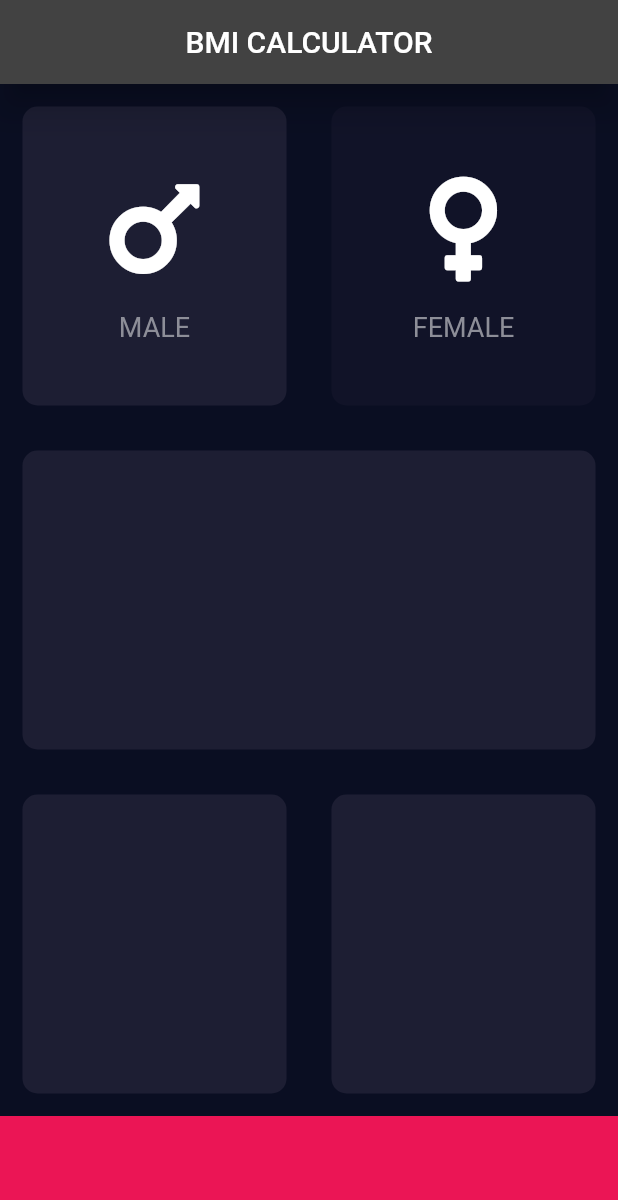
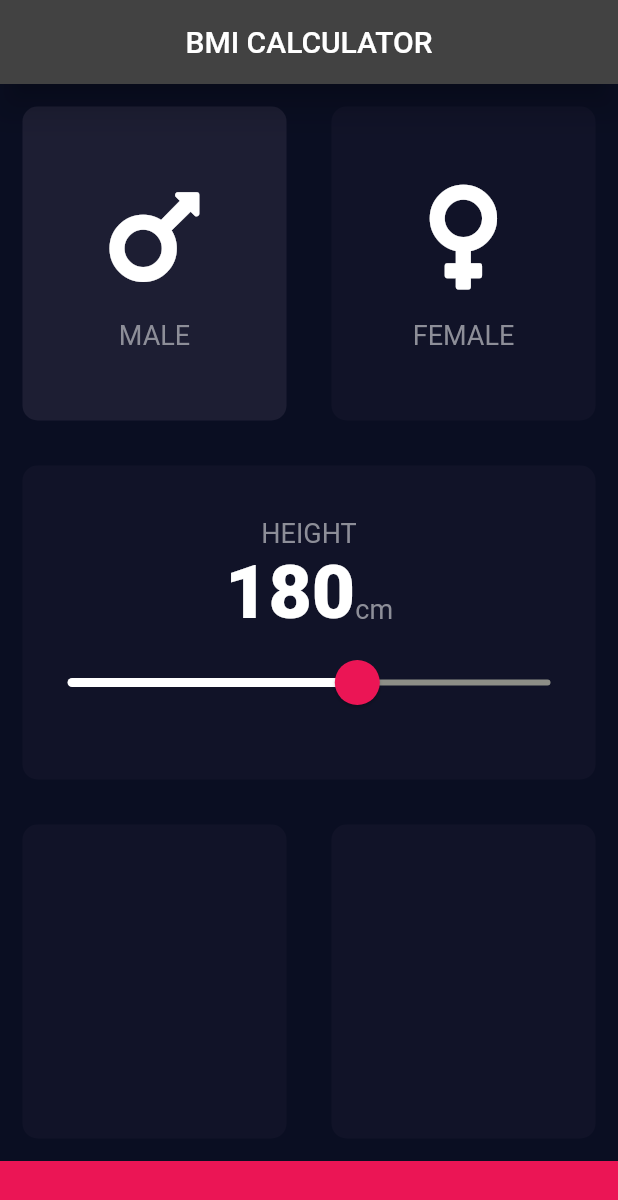
Before and after one commit to NicolasBroders/flutter_app_bmi, a Flutter app: the screen it shows after launch, after a tap on "MALE", on a phone screen of 412 x 824 dp. Shown: the top 1200 px of the screen. Run offline on Flutter 3.47's test engine with Material 2 defaults, Android fonts, the phone set to English and light mode, and no system bars; our stand-ins replace font_awesome_flutter.

Commit message:
add custom elements

```diff
--- /dev/null
+++ b/lib/constants.dart
@@ -0,0 +1,16 @@
+import 'package:flutter/material.dart';
+
+const kHeightContainer = 50.0;
+const kActiveCardColor = Color(0xFF1D1E33);
+const kInactiveCardColor = Color(0xFF111328);
+const kPinkColor = Color(0xFFEB1555);
+
+const kTextStyle = TextStyle(
+  fontSize: 18.0,
+  color: Color(0xFF8D8E98),
+);
+
+const kTextStyleHeavy = TextStyle(
+  fontSize: 50.0,
+  fontWeight: FontWeight.w900,
+);
--- a/lib/identity_widget.dart
+++ b/lib/identity_widget.dart
@@ -1,6 +1,6 @@
 import 'package:flutter/material.dart';
 
-const textStyle = TextStyle(fontSize: 18.0, color: Color(0xFF8D8E98));
+import 'constants.dart';
 
 class IdentityWidget extends StatelessWidget {
   final IconData identityIcon;
@@ -19,7 +19,7 @@ class IdentityWidget extends StatelessWidget {
         ),
         Text(
           identityText,
-          style: textStyle,
+          style: kTextStyle,
         )
       ],
     );
--- a/lib/input_page.dart
+++ b/lib/input_page.dart
@@ -3,11 +3,12 @@ import 'package:font_awesome_flutter/font_awesome_flutter.dart';
 
 import 'reusable_card.dart';
 import 'identity_widget.dart';
+import 'constants.dart';
 
-const double heightContainer = 80.0;
-const activeCardColor = Color(0xFF1D1E33);
-const inactiveCardColor = Color(0xFF111328);
-const bottomContainerColor = Color(0xFFEB1555);
+enum Gender {
+  MALE,
+  FEMALE,
+}
 
 class InputPage extends StatefulWidget {
   @override
@@ -15,28 +16,8 @@ class InputPage extends StatefulWidget {
 }
 
 class _InputPageState extends State<InputPage> {
-  Color maleCardColor = inactiveCardColor;
-  Color femaleCardColor = inactiveCardColor;
-
-  //1 = male, 2 = female
-  void updateIconBackgroundColor(int gender) {
-    if (gender == 1) {
-      if (maleCardColor == inactiveCardColor) {
-        maleCardColor = activeCardColor;
-        femaleCardColor = inactiveCardColor;
-      } else {
-        maleCardColor = inactiveCardColor;
-      }
-    }
-    if (gender == 2) {
-      if (femaleCardColor == inactiveCardColor) {
-        femaleCardColor = activeCardColor;
-        maleCardColor = inactiveCardColor;
-      } else {
-        femaleCardColor = inactiveCardColor;
-      }
-    }
-  }
+  Gender selectedGender;
+  int height = 180;
 
   @override
   Widget build(BuildContext context) {
@@ -47,58 +28,108 @@ class _InputPageState extends State<InputPage> {
         ),
       ),
       body: Column(
+        crossAxisAlignment: CrossAxisAlignment.stretch,
         children: <Widget>[
           Expanded(
             child: Row(
               children: [
                 Expanded(
-                  child: GestureDetector(
-                    onTap: () {
+                  child: ReusableCard(
+                    onTapFunction: () {
                       setState(() {
-                        updateIconBackgroundColor(1);
+                        selectedGender = Gender.MALE;
                       });
                     },
-                    child: ReusableCard(
-                      colour: maleCardColor,
+                    colour: selectedGender == Gender.MALE
+                        ? kActiveCardColor
+                        : kInactiveCardColor,
                     childCard: IdentityWidget(
                       identityIcon: FontAwesomeIcons.mars,
                       identityText: 'MALE',
                     ),
                   ),
                 ),
-                ),
                 Expanded(
-                  child: GestureDetector(
-                    onTap: () {
+                  child: ReusableCard(
+                    onTapFunction: () {
                       setState(() {
-                        updateIconBackgroundColor(2);
+                        selectedGender = Gender.FEMALE;
                       });
                     },
-                    child: ReusableCard(
-                      colour: femaleCardColor,
+                    colour: selectedGender == Gender.FEMALE
+                        ? kActiveCardColor
+                        : kInactiveCardColor,
                     childCard: IdentityWidget(
                       identityIcon: FontAwesomeIcons.venus,
                       identityText: 'FEMALE',
-                      ),
                     ),
                   ),
                 )
               ],
             ),
           ),
-          ReusableCard(colour: activeCardColor),
+          Expanded(
+            child: ReusableCard(
+              colour: kInactiveCardColor,
+              childCard: Column(
+                mainAxisAlignment: MainAxisAlignment.center,
+                children: <Widget>[
+                  Text(
+                    'HEIGHT',
+                    style: kTextStyle,
+                  ),
+                  Row(
+                    mainAxisAlignment: MainAxisAlignment.center,
+                    crossAxisAlignment: CrossAxisAlignment.baseline,
+                    textBaseline: TextBaseline.alphabetic,
+                    children: <Widget>[
+                      Text(
+                        height.toString(),
+                        style: kTextStyleHeavy,
+                      ),
+                      Text(
+                        'cm',
+                        style: kTextStyle,
+                      ),
+                    ],
+                  ),
+                  SliderTheme(
+                    data: SliderTheme.of(context).copyWith(
+                        thumbColor: kPinkColor,
+                        overlayColor: Color(0x29EB1555),
+                        thumbShape:
+                            RoundSliderThumbShape(enabledThumbRadius: 15.0),
+                        overlayShape:
+                            RoundSliderOverlayShape(overlayRadius: 30),
+                        activeTrackColor: Colors.white,
+                        inactiveTrackColor: Color(0xFF8D8E87)),
+                    child: Slider(
+                      value: height.toDouble(),
+                      min: 120.0,
+                      max: 220.0,
+                      onChanged: (newValue) {
+                        setState(() {
+                          height = newValue.round();
+                        });
+                      },
+                    ),
+                  )
+                ],
+              ),
+            ),
+          ),
           Expanded(
             child: Row(
               children: [
-                ReusableCard(colour: activeCardColor),
-                ReusableCard(colour: activeCardColor),
+                Expanded(child: ReusableCard(colour: kInactiveCardColor)),
+                Expanded(child: ReusableCard(colour: kInactiveCardColor)),
               ],
             ),
           ),
           Container(
-            color: bottomContainerColor,
+            color: kPinkColor,
             width: double.infinity,
-            height: heightContainer,
+            height: kHeightContainer,
           ),
         ],
       ),
--- a/lib/reusable_card.dart
+++ b/lib/reusable_card.dart
@@ -3,12 +3,14 @@ import 'package:flutter/material.dart';
 class ReusableCard extends StatelessWidget {
   final Color colour;
   final Widget childCard;
+  final Function onTapFunction;
 
-  ReusableCard({@required this.colour, this.childCard});
+  ReusableCard({@required this.colour, this.childCard, this.onTapFunction});
 
   @override
   Widget build(BuildContext context) {
-    return Expanded(
+    return GestureDetector(
+      onTap: onTapFunction,
       child: Container(
         child: childCard,
         margin: EdgeInsets.all(15.0),
```
Lines whose indentation alone changed are shown as unchanged.
